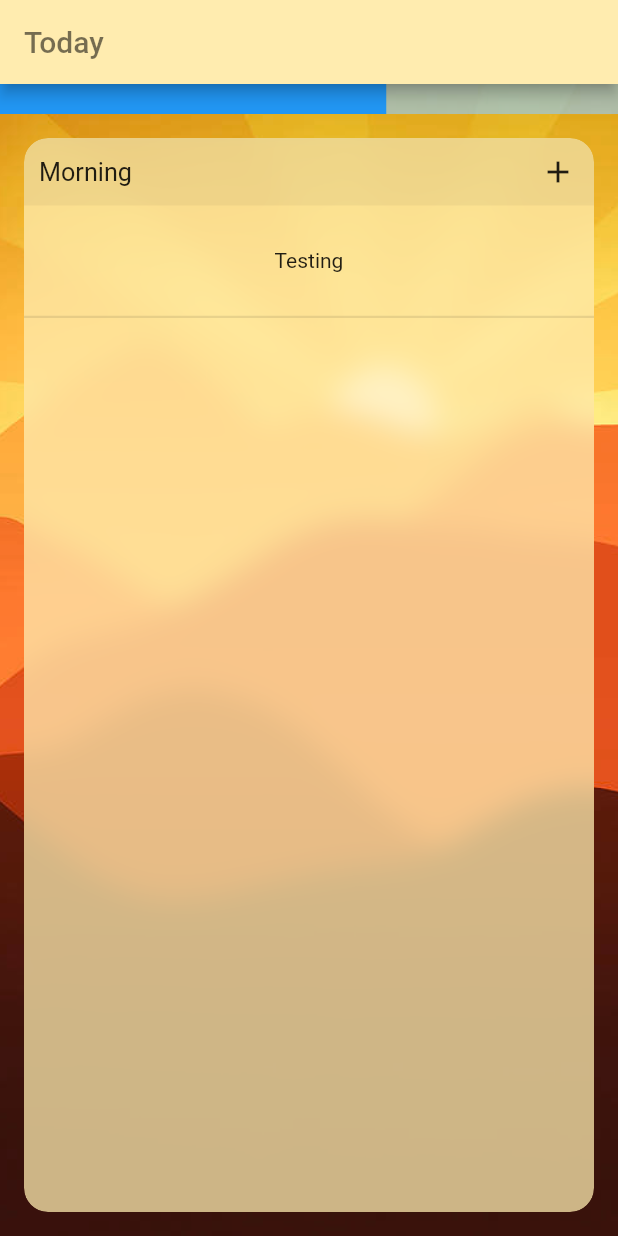
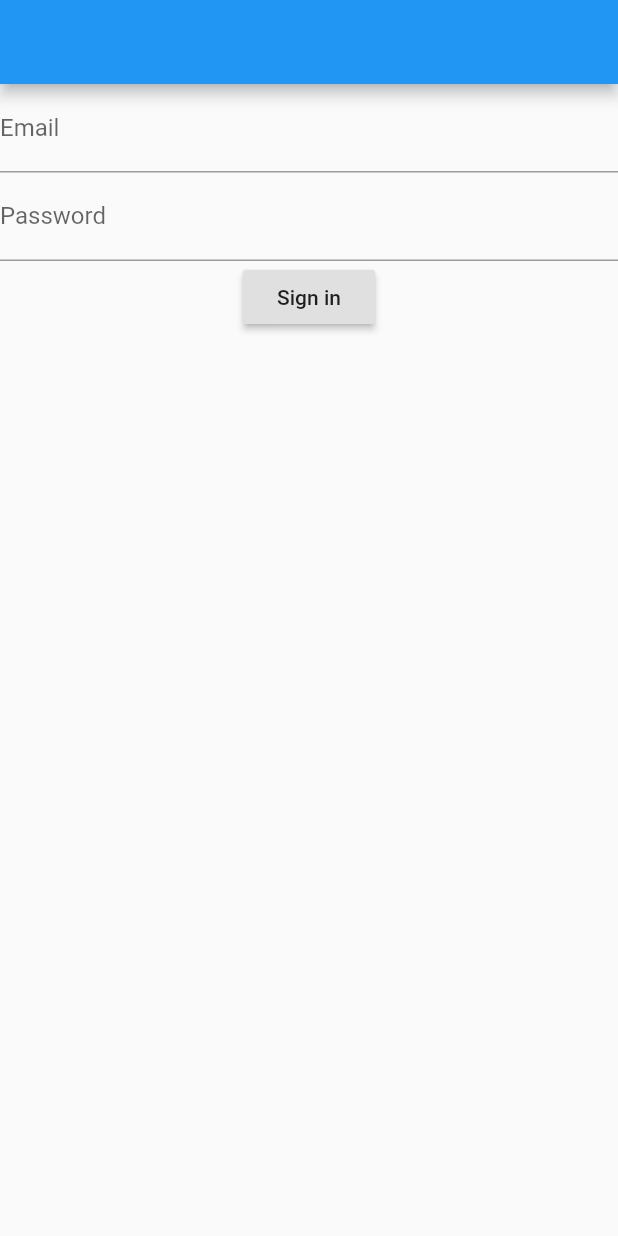
Before and after one commit to IpsilonS2Hasti/momentvm, a Flutter app: the screen it shows after launch, on a phone screen of 412 x 824 dp. Run offline on Flutter 3.47's test engine with Material 2 defaults, Android fonts, the phone set to English and light mode, and no system bars; our stand-ins replace cloud_firestore, firebase_auth, firebase_core; missing offline and left inert: dart:ffi, flutter_quill; accounts and stored records are empty.

Commit message:
Implemented Firebase - Authentication, adding new tasks, reordering tasks

```diff
--- a/lib/main.dart
+++ b/lib/main.dart
@@ -1,28 +1,77 @@
+import 'package:firebase_auth/firebase_auth.dart';
 import 'package:flutter/material.dart';
+import 'package:momentvm/models/authentication_service.dart';
 import 'package:momentvm/models/day_provider.dart';
+import 'package:momentvm/screens/sign_in_page.dart';
 import 'package:provider/provider.dart';
+import 'package:firebase_core/firebase_core.dart';
 
 import 'screens/routine_screen.dart';
 import 'models/day_provider.dart';
 
-void main() => runApp(const MyApp());
+Future<void> main() async {
+  WidgetsFlutterBinding.ensureInitialized();
+  await Firebase.initializeApp();
+  runApp(MyApp());
+}
 
 class MyApp extends StatelessWidget {
-  const MyApp({Key? key}) : super(key: key);
+  MyApp({Key? key}) : super(key: key);
 
   static const String _title = 'My Day';
 
   @override
   Widget build(BuildContext context) {
-    return Provider(
-      create: (context) => Day(),
+    final Future<FirebaseApp> _fbApp = Firebase.initializeApp();
+    return MultiProvider(
+      providers: [
+        Provider(
+          create: (_) => AuthenticationService(FirebaseAuth.instance),
+        ),
+        StreamProvider<User?>(
+          create: (context) =>
+              context.read<AuthenticationService>().authStateChanges,
+          initialData: null,
+        ),
+        Provider(
+          create: (context) => Day(context
+              .read<User?>()!
+              .uid), //We need to use the provided context because it's the context of the providers nested after one another
+        ),
+      ],
       child: MaterialApp(
-        theme: ThemeData(
-          canvasColor: Colors.transparent,
-        ),
+        theme: ThemeData(),
         title: _title,
-        home: RoutineScreen(),
+        home: AuthenticationWrapper(),
       ),
     );
   }
 }
+
+class AuthenticationWrapper extends StatelessWidget {
+  AuthenticationWrapper({Key? key}) : super(key: key);
+  final Future<FirebaseApp> _fbApp = Firebase.initializeApp();
+
+  @override
+  Widget build(BuildContext context) {
+    final firebaseUser = context.watch<User?>();
+    if (firebaseUser != null) {
+      return FutureBuilder(
+        future: _fbApp,
+        builder: (context, snapshot) {
+          if (snapshot.hasError) {
+            print('You have an error! ${snapshot.error.toString()}');
+            return const Text("Something went wrong!");
+          } else if (snapshot.hasData) {
+            return RoutineScreen();
+          } else {
+            return const Center(
+              child: CircularProgressIndicator(),
+            );
+          }
+        },
+      );
+    }
+    return SignInPage();
+  }
+}
--- /dev/null
+++ b/lib/models/authentication_service.dart
@@ -0,0 +1,35 @@
+import 'package:firebase_auth/firebase_auth.dart';
+
+class AuthenticationService {
+  final FirebaseAuth _firebaseAuth;
+
+  AuthenticationService(this._firebaseAuth);
+
+  Stream<User?> get authStateChanges => _firebaseAuth.authStateChanges();
+
+  Future<String?> signIn(
+      {required String email, required String password}) async {
+    try {
+      await _firebaseAuth.signInWithEmailAndPassword(
+          email: email, password: password);
+      return "Signed in!";
+    } on FirebaseAuthException catch (e) {
+      return e.message;
+    }
+  }
+
+  Future<String?> signUp(
+      {required String email, required String password}) async {
+    try {
+      await _firebaseAuth.createUserWithEmailAndPassword(
+          email: email, password: password);
+      return "Signed up!";
+    } on FirebaseAuthException catch (e) {
+      return e.message;
+    }
+  }
+
+  Future<void> signOut() async {
+    await _firebaseAuth.signOut();
+  }
+}
--- a/lib/models/day_provider.dart
+++ b/lib/models/day_provider.dart
@@ -1,47 +1,52 @@
-//Perhaps reduntant
+import 'package:cloud_firestore/cloud_firestore.dart';
 import 'package:flutter/material.dart';
 
 import 'segment_provider.dart';
 import 'task.dart';
 
 class Day {
-  final List<Segment> _segments = [
+  String uid;
+  FirebaseFirestore firestore = FirebaseFirestore.instance;
+  late final List<Segment> _segments = [
     Segment(
+      uid: uid,
       index: 0,
       name: "Morning",
       start: 480,
       end: 720,
       backgroundImage: "assets/M.jpg",
       listColor: const Color(0xFFFFECAF),
-        tasks: [Task("Testing")]),
+    ),
     Segment(
+      uid: uid,
       index: 1,
       start: 720,
       end: 960,
       name: "Afternoon",
       backgroundImage: "assets/A.png",
       listColor: const Color(0xFFC9FFB2),
-      tasks: [],
     ),
     Segment(
+      uid: uid,
       index: 2,
       start: 960,
       end: 1200,
       name: "Evening",
       backgroundImage: "assets/E.png",
       listColor: const Color(0xFFFFC1AA),
-      tasks: [],
     ),
     Segment(
+      uid: uid,
       index: 3,
       start: 1200,
       end: 1440,
       name: "Night",
       backgroundImage: "assets/N.png",
       listColor: const Color(0xFFB5A8F4),
-      tasks: [],
     )
   ];
+
+  Day(this.uid);
 
   List<Segment> get segments {
     return [..._segments];
--- a/lib/models/task.dart
+++ b/lib/models/task.dart
@@ -1,6 +1,7 @@
 class Task {
   String title;
   bool isCompleted = false;
+  String id;
 
-  Task(this.title);
+  Task({required this.id, required this.title});
 }
--- /dev/null
+++ b/lib/screens/sign_in_page.dart
@@ -0,0 +1,41 @@
+import 'package:flutter/material.dart';
+import 'package:provider/provider.dart';
+
+import '../models/authentication_service.dart';
+
+class SignInPage extends StatelessWidget {
+  final TextEditingController emailController = TextEditingController();
+  final TextEditingController passwordController = TextEditingController();
+
+  @override
+  Widget build(BuildContext context) {
+    return Scaffold(
+      appBar: AppBar(),
+      body: Column(
+        children: [
+          TextField(
+            controller: emailController,
+            decoration: InputDecoration(
+              labelText: "Email",
+            ),
+          ),
+          TextField(
+            controller: passwordController,
+            decoration: InputDecoration(
+              labelText: "Password",
+            ),
+          ),
+          RaisedButton(
+            onPressed: () {
+              context.read<AuthenticationService>().signIn(
+                    email: emailController.text.trim(),
+                    password: passwordController.text.trim(),
+                  );
+            },
+            child: Text("Sign in"),
+          )
+        ],
+      ),
+    );
+  }
+}
--- a/lib/screens/task_screen.dart
+++ b/lib/screens/task_screen.dart
@@ -160,7 +160,7 @@ class _TaskScreenState extends State<TaskScreen> {
                                   showCodeBlock: false,
                                   showInlineCode: false,
                                   multiRowsDisplay: false,
-                                  iconTheme: QuillIconTheme(
+                                  iconTheme: const QuillIconTheme(
                                     iconUnselectedFillColor: Colors.transparent,
                                   ),
                                 ),
--- a/lib/widgets/task_tile.dart
+++ b/lib/widgets/task_tile.dart
@@ -39,7 +39,8 @@ class TaskTile extends StatelessWidget {
           ),
           height: 75,
           child: Center(
-            child: Text(segment.tasks[index].title),
+            child: Text(
+                segment.tasks[index].title + " id:" + segment.tasks[index].id),
           ),
         ),
       ),
--- a/pubspec.yaml
+++ b/pubspec.yaml
@@ -36,6 +36,11 @@ dependencies:
   cupertino_icons: ^1.0.2
   provider: ^6.0.2
   flutter_quill: ^4.0.5
+  http: ^0.13.4
+  firebase_core: ^1.13.1
+  firebase_database: ^9.0.8
+  cloud_firestore: ^3.1.10
+  firebase_auth: ^3.3.9
 
 dev_dependencies:
   flutter_test:
```
Also changed, not shown: lib/models/segment_provider.dart (+47 -4 lines), lib/screens/new_task_screen.dart (+7 -1 lines), lib/widgets/custom_app_bar.dart (+12 -0 lines), lib/widgets/segment_view.dart (+6 -10 lines), pubspec.lock, 4 other files. Lines whose indentation alone changed are shown as unchanged.
